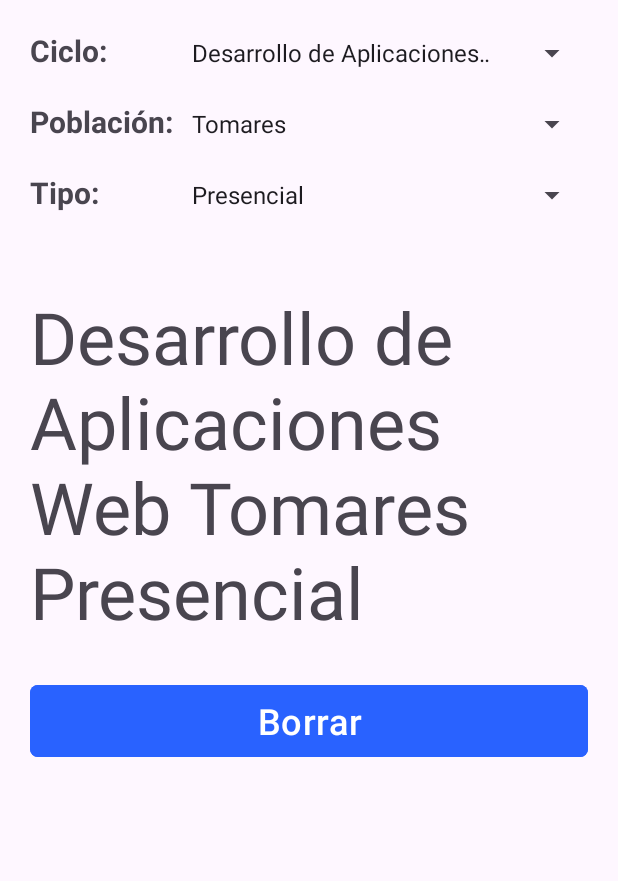
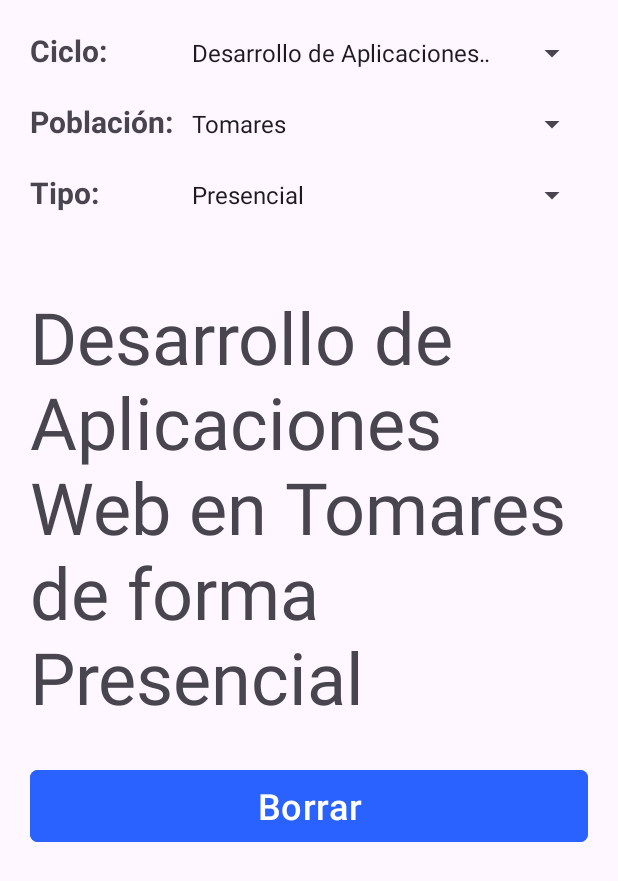
Before and after one commit to RubenCG1997/DAM-PMDM-EstudiarInformatica, an Android app: the screen it shows after launch (MainActivity), on a phone screen of 412 x 824 dp. Shown: the top 881 px of the screen. Run offline under Robolectric (Android 15) with nearby library versions, the phone set to English and light mode, and no system bars.

Commit message:
Cambio de nombre de variables y código

```diff
--- a/app/src/main/java/com/iescamas/estudiarinformtica/MainActivity.java
+++ b/app/src/main/java/com/iescamas/estudiarinformtica/MainActivity.java
@@ -18,7 +18,8 @@ public class MainActivity extends AppCompatActivity {
 
     Spinner spCiclos, spPoblacion, spTipos;
     Button btn_borrar;
-    TextView info;
+    TextView txt_info;
+    String ciclo,poblacion,tipo;
 
     @Override
     protected void onCreate(Bundle savedInstanceState) {
@@ -29,7 +30,7 @@ public class MainActivity extends AppCompatActivity {
         spPoblacion = findViewById(R.id.sp_Poblacion);
         spTipos = findViewById(R.id.sp_Tipos);
         btn_borrar = findViewById(R.id.btn_Borrar);
-        info = findViewById(R.id.txt_Info);
+        txt_info = findViewById(R.id.txt_Info);
 
         ArrayAdapter<CharSequence> adapter = ArrayAdapter.createFromResource(this, R.array.Ciclos, android.R.layout.simple_spinner_item);
         adapter.setDropDownViewResource(android.R.layout.simple_spinner_dropdown_item);
@@ -38,12 +39,15 @@ public class MainActivity extends AppCompatActivity {
         spCiclos.setOnItemSelectedListener(new AdapterView.OnItemSelectedListener() {
             @Override
             public void onItemSelected(AdapterView<?> parent, View view, int position, long id) {
-                mensaje();
+
+                ciclo = spCiclos.getSelectedItem().toString();
+                mostrarMensaje(ciclo,poblacion,tipo);
             }
 
             @Override
             public void onNothingSelected(AdapterView<?> parent) {}
         });
+
         ArrayAdapter<CharSequence> adapter2 = ArrayAdapter.createFromResource(this, R.array.Poblaciones, android.R.layout.simple_spinner_item);
         adapter2.setDropDownViewResource(android.R.layout.simple_spinner_dropdown_item);
         spPoblacion.setAdapter(adapter2);
@@ -51,7 +55,9 @@ public class MainActivity extends AppCompatActivity {
         spPoblacion.setOnItemSelectedListener(new AdapterView.OnItemSelectedListener() {
             @Override
             public void onItemSelected(AdapterView<?> parent, View view, int position, long id) {
-                mensaje();
+
+                poblacion = spPoblacion.getSelectedItem().toString();
+                mostrarMensaje(ciclo,poblacion,tipo);
             }
 
             @Override
@@ -64,23 +70,24 @@ public class MainActivity extends AppCompatActivity {
         spTipos.setOnItemSelectedListener(new AdapterView.OnItemSelectedListener() {
             @Override
             public void onItemSelected(AdapterView<?> parent, View view, int position, long id) {
-                mensaje();
+
+                tipo = spTipos.getSelectedItem().toString();
+                mostrarMensaje(ciclo,poblacion,tipo);
             }
 
             @Override
             public void onNothingSelected(AdapterView<?> parent) {}
         });
 
-        btn_borrar.setOnClickListener(view -> info.setText(""));
+        btn_borrar.setOnClickListener(view -> txt_info.setText(""));
+
 
 
     }
 
-    private void mensaje(){
-        String ciclo = spCiclos.getSelectedItem().toString();
-        String poblacion = spPoblacion.getSelectedItem().toString();
-        String tipo = spTipos.getSelectedItem().toString();
-        info.setText(ciclo+" "+poblacion+" "+tipo);
+    private void mostrarMensaje(String ciclo, String poblacion,String tipo){
+        txt_info.setText(ciclo+" "+ "en "+poblacion+ " de forma "+ tipo);
     }
 
+
     }
--- a/app/src/main/res/layout/activity_main.xml
+++ b/app/src/main/res/layout/activity_main.xml
@@ -17,11 +17,11 @@
         android:orientation="horizontal">
 
         <TextView
-            android:id="@+id/tv_Ciclo"
+            android:id="@+id/lbl_etiqueta1"
             android:layout_width="200dp"
             android:layout_height="wrap_content"
             android:layout_weight="1"
-            android:text="@string/tv_ciclo"
+            android:text="@string/lbl_etiqueta1"
             android:textSize="20sp"
             android:textStyle="bold" />
 
@@ -44,11 +44,11 @@
         android:orientation="horizontal">
 
         <TextView
-            android:id="@+id/tv_Poblacion"
+            android:id="@+id/lbl_etiqueta2"
             android:layout_width="200dp"
             android:layout_height="wrap_content"
             android:layout_weight="1"
-            android:text="@string/tv_Poblacion"
+            android:text="@string/lbl_etiqueta2"
             android:textSize="20sp"
             android:textStyle="bold" />
 
@@ -71,11 +71,11 @@
         android:orientation="horizontal">
 
         <TextView
-            android:id="@+id/tv_Tipo"
+            android:id="@+id/lbl_etiqueta3"
             android:layout_width="200dp"
             android:layout_height="wrap_content"
             android:layout_weight="1"
-            android:text="@string/tv_Tipo"
+            android:text="@string/lbl_etiqueta3"
             android:textSize="20sp"
             android:textStyle="bold" />
 
--- a/app/src/main/res/values/strings.xml
+++ b/app/src/main/res/values/strings.xml
@@ -1,12 +1,12 @@
 <resources>
     <string name="app_name">Estudiar Informática</string>
-    <string name="tv_ciclo">Ciclo:</string>
+    <string name="lbl_etiqueta1">Ciclo:</string>
     <string-array name="Ciclos">
         <item>Desarrollo de Aplicaciones Web</item>
         <item>Desarrollo de Aplicaciones Multiplataforma</item>
         <item>Administración de Sistemas Informáticos en Red</item>
     </string-array>
-    <string name="tv_Poblacion">Población:</string>
+    <string name="lbl_etiqueta2">Población:</string>
     <string-array name="Poblaciones">
         <item>Tomares</item>
         <item>Bormujos</item>
@@ -15,7 +15,7 @@
         <item>San Juan</item>
         <item>Mairena del Aljarafe</item>
     </string-array>
-    <string name="tv_Tipo">Tipo:</string>
+    <string name="lbl_etiqueta3">Tipo:</string>
     <string-array name="Tipos">
         <item>Presencial</item>
         <item>Online</item>
```
